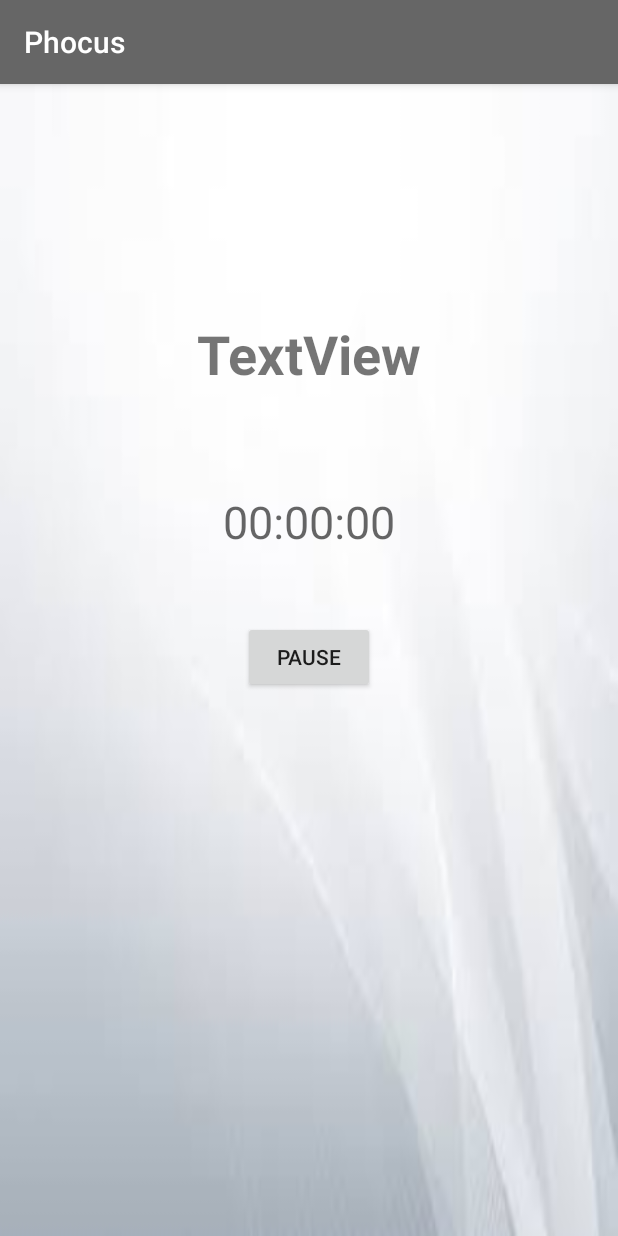
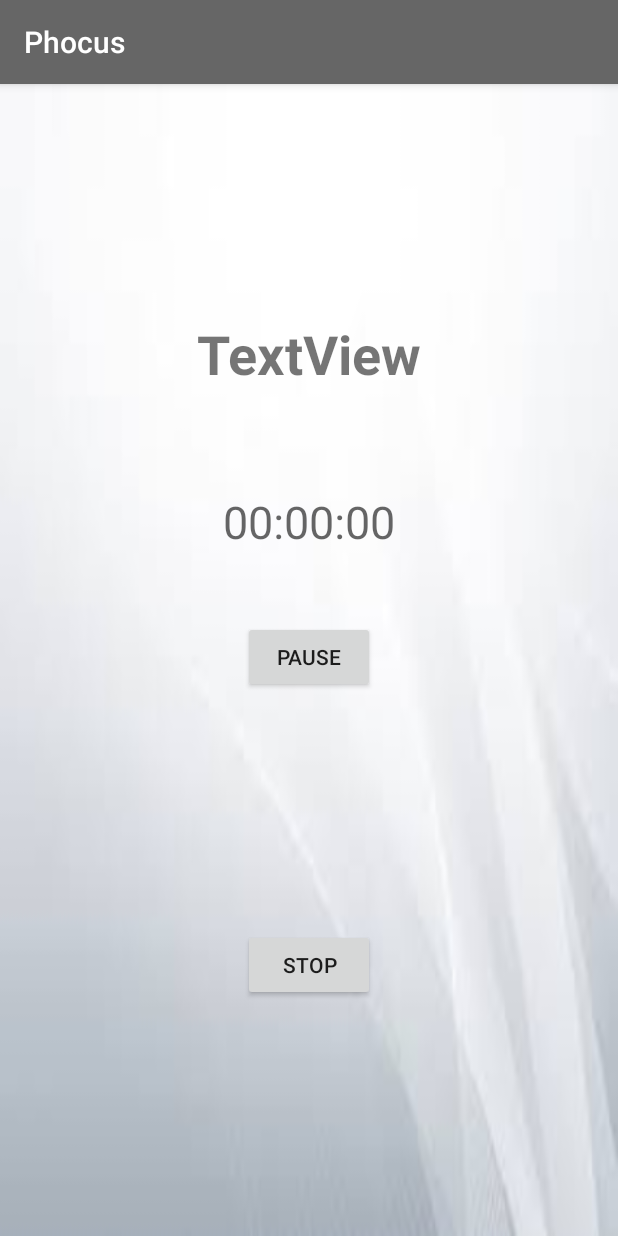
Before and after one commit to bramat92/PhocussApp, an Android app: the Timer screen opened directly, with no data from a screen before it, after a tap on "START", on a phone screen of 412 x 824 dp. Run offline under Robolectric (Android 15) with nearby library versions, the phone set to English and light mode, and no system bars; 13 statements that could not run were skipped.

Commit message:
Added a clock and listview and raw file new music

```diff
--- a/app/src/main/java/com/multithread/mosiah/projectcs246/Timer.java
+++ b/app/src/main/java/com/multithread/mosiah/projectcs246/Timer.java
@@ -3,6 +3,7 @@ package com.multithread.mosiah.projectcs246;
 import android.content.Intent;
 import android.content.SharedPreferences;
 import android.media.AudioManager;
+import android.media.MediaPlayer;
 import android.media.ToneGenerator;
 import android.os.CountDownTimer;
 import android.support.v7.app.AppCompatActivity;
@@ -32,7 +33,9 @@ public class Timer extends AppCompatActivity {
     int count;
     int tallyCount;
     private boolean mIsPaused = true;
-
+    private Button stopButton;
+    MediaPlayer mediaSong;
+    boolean isPlaying;
     /**
      * Method displays values in Task as a Timer format, ready to begin countdown
      * @author Mosiah Querubin
@@ -94,7 +97,14 @@ public class Timer extends AppCompatActivity {
             }
         });
 
-        //bStop = (Button) findViewById(R.id.stop);
+        stopButton = (Button) findViewById(R.id.stopButtonId);
+        stopButton.setOnClickListener(new View.OnClickListener() {
+            @Override
+            public void onClick(View v) {
+
+            }
+        });
+
         remainingTime = task.getDuration();
     }
 
@@ -159,13 +169,30 @@ public class Timer extends AppCompatActivity {
                     remainingTime = task.getDuration();
 
 
-
-                ToneGenerator tone = new ToneGenerator(AudioManager.STREAM_NOTIFICATION, (ToneGenerator.MAX_VOLUME * 3));
+                mediaSong = MediaPlayer.create(Timer.this, R.raw.love);
                 if (task.getIteration() >= 0 && count > 0) {
-                   tone.startTone(ToneGenerator.TONE_CDMA_CALL_SIGNAL_ISDN_INTERGROUP);
+                    mediaSong.start();
+                    isPlaying = true;
 
                     --count;
                 }
+
+                stopButton = (Button) findViewById(R.id.stopButtonId);
+                stopButton.setOnClickListener(new View.OnClickListener() {
+                    @Override
+                    public void onClick(View v) {
+                        if (isPlaying == true) {
+                            mediaSong.stop();
+                        }
+
+                    }
+                });
+
+                //ToneGenerator tone = new ToneGenerator(AudioManager.STREAM_NOTIFICATION, (ToneGenerator.MAX_VOLUME * 3));
+
+                  // tone.startTone(ToneGenerator.TONE_CDMA_CALL_SIGNAL_ISDN_INTERGROUP);
+
+
 
                 //Peyton's code to increase and save completed task tally
                 SharedPreferences tally = getSharedPreferences("tallyCount", MODE_PRIVATE);
--- a/app/src/main/res/layout/activity_tally.xml
+++ b/app/src/main/res/layout/activity_tally.xml
@@ -4,6 +4,7 @@
     xmlns:tools="http://schemas.android.com/tools"
     android:layout_width="match_parent"
     android:layout_height="match_parent"
+    android:background="@drawable/lgw"
     tools:context="com.multithread.mosiah.projectcs246.TallyActivity">
 
     <TextView
--- a/app/src/main/res/layout/activity_timer.xml
+++ b/app/src/main/res/layout/activity_timer.xml
@@ -52,5 +52,18 @@
         app:layout_constraintRight_toRightOf="parent"
         app:layout_constraintTop_toBottomOf="@+id/textView" />
 
+    <Button
+        android:id="@+id/stopButtonId"
+        android:layout_width="wrap_content"
+        android:layout_height="wrap_content"
+        android:text="Stop"
+        app:layout_constraintLeft_toLeftOf="parent"
+        app:layout_constraintRight_toRightOf="parent"
+        app:layout_constraintTop_toTopOf="parent"
+        android:layout_marginTop="8dp"
+        app:layout_constraintBottom_toBottomOf="parent"
+        android:layout_marginBottom="8dp"
+        app:layout_constraintVertical_bias="0.789" />
+
 
 </android.support.constraint.ConstraintLayout>
```
Also changed, not shown: 1 other file.
